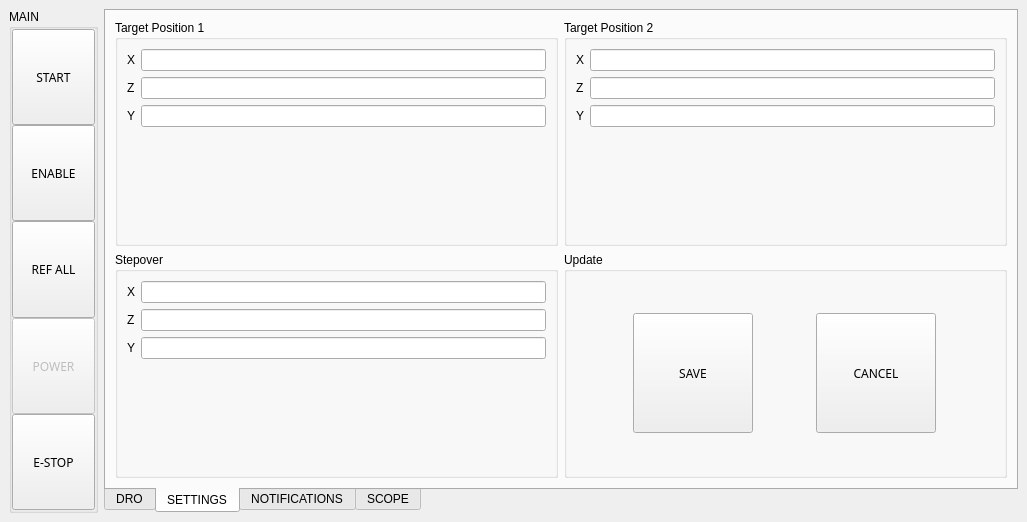
Qt form sg_cnc/sg/mainwindow.ui (digiexchris/grinder_touch) before a commit.
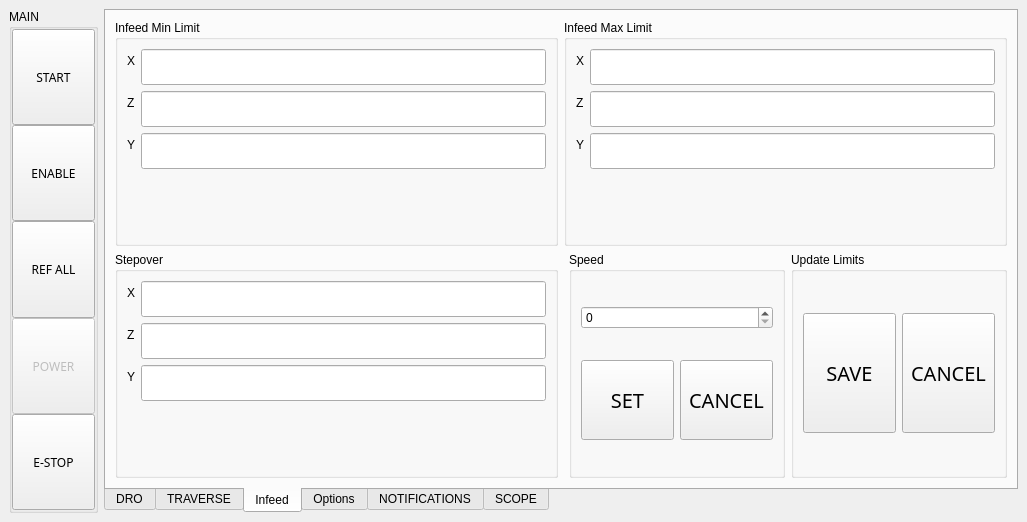
The same form after that commit. Custom widgets are drawn as their Qt base class.

```diff
--- a/sg_cnc/sg/mainwindow.ui
+++ b/sg_cnc/sg/mainwindow.ui
@@ -258,7 +258,7 @@
        <enum>QTabWidget::South</enum>
       </property>
       <property name="currentIndex">
-       <number>1</number>
+       <number>2</number>
       </property>
       <widget class="QWidget" name="tab_0">
        <attribute name="title">
@@ -429,7 +429,7 @@
       </widget>
       <widget class="QWidget" name="tab">
        <attribute name="title">
-        <string>SETTINGS</string>
+        <string>TRAVERSE</string>
        </attribute>
        <layout class="QGridLayout" name="gridLayout_4">
         <item row="0" column="0">
@@ -438,7 +438,7 @@
            <bool>false</bool>
           </property>
           <property name="title">
-           <string>Target Position 1</string>
+           <string>Left Limit</string>
           </property>
           <layout class="QFormLayout" name="formLayout_2">
            <property name="fieldGrowthPolicy">
@@ -456,6 +456,15 @@
            </item>
            <item row="0" column="1">
             <widget class="QLineEdit" name="target1_x_2">
+             <property name="font">
+              <font>
+               <family>Sans</family>
+               <pointsize>15</pointsize>
+               <weight>50</weight>
+               <italic>false</italic>
+               <bold>false</bold>
+              </font>
+             </property>
              <property name="text">
               <string/>
              </property>
@@ -482,6 +491,15 @@
                <verstretch>0</verstretch>
               </sizepolicy>
              </property>
+             <property name="font">
+              <font>
+               <family>Sans</family>
+               <pointsize>15</pointsize>
+               <weight>50</weight>
+               <italic>false</italic>
+               <bold>false</bold>
+              </font>
+             </property>
              <property name="text">
               <string/>
              </property>
@@ -502,6 +520,15 @@
            </item>
            <item row="2" column="1">
             <widget class="QLineEdit" name="target1_y_2">
+             <property name="font">
+              <font>
+               <family>Sans</family>
+               <pointsize>15</pointsize>
+               <weight>50</weight>
+               <italic>false</italic>
+               <bold>false</bold>
+              </font>
+             </property>
              <property name="text">
               <string/>
              </property>
@@ -519,7 +546,7 @@
            <bool>false</bool>
           </property>
           <property name="title">
-           <string>Target Position 2</string>
+           <string>Right Limit</string>
           </property>
           <layout class="QFormLayout" name="formLayout_3">
            <item row="0" column="0">
@@ -534,6 +561,15 @@
            </item>
            <item row="0" column="1">
             <widget class="QLineEdit" name="target2_x">
+             <property name="font">
+              <font>
+               <family>Sans</family>
+               <pointsize>15</pointsize>
+               <weight>50</weight>
+               <italic>false</italic>
+               <bold>false</bold>
+              </font>
+             </property>
              <property name="text">
               <string/>
              </property>
@@ -560,6 +596,15 @@
                <verstretch>0</verstretch>
               </sizepolicy>
              </property>
+             <property name="font">
+              <font>
+               <family>Sans</family>
+               <pointsize>15</pointsize>
+               <weight>50</weight>
+               <italic>false</italic>
+               <bold>false</bold>
+              </font>
+             </property>
              <property name="text">
               <string/>
              </property>
@@ -580,6 +625,387 @@
            </item>
            <item row="2" column="1">
             <widget class="QLineEdit" name="target2_y">
+             <property name="font">
+              <font>
+               <family>Sans</family>
+               <pointsize>15</pointsize>
+               <weight>50</weight>
+               <italic>false</italic>
+               <bold>false</bold>
+              </font>
+             </property>
+             <property name="text">
+              <string/>
+             </property>
+             <property name="echoMode">
+              <enum>QLineEdit::Password</enum>
+             </property>
+            </widget>
+           </item>
+          </layout>
+         </widget>
+        </item>
+        <item row="1" column="1">
+         <widget class="QGroupBox" name="groupBox">
+          <property name="title">
+           <string>Update Limits</string>
+          </property>
+          <layout class="QHBoxLayout" name="horizontalLayout">
+           <item>
+            <widget class="QPushButton" name="save_traverse">
+             <property name="sizePolicy">
+              <sizepolicy hsizetype="Minimum" vsizetype="Minimum">
+               <horstretch>0</horstretch>
+               <verstretch>0</verstretch>
+              </sizepolicy>
+             </property>
+             <property name="maximumSize">
+              <size>
+               <width>120</width>
+               <height>120</height>
+              </size>
+             </property>
+             <property name="font">
+              <font>
+               <family>Sans</family>
+               <pointsize>15</pointsize>
+               <weight>50</weight>
+               <italic>false</italic>
+               <bold>false</bold>
+              </font>
+             </property>
+             <property name="text">
+              <string>Save</string>
+             </property>
+             <property name="checkable">
+              <bool>true</bool>
+             </property>
+            </widget>
+           </item>
+           <item>
+            <widget class="QPushButton" name="cancel_edit_traverse">
+             <property name="sizePolicy">
+              <sizepolicy hsizetype="Minimum" vsizetype="Minimum">
+               <horstretch>0</horstretch>
+               <verstretch>0</verstretch>
+              </sizepolicy>
+             </property>
+             <property name="maximumSize">
+              <size>
+               <width>120</width>
+               <height>120</height>
+              </size>
+             </property>
+             <property name="font">
+              <font>
+               <family>Sans</family>
+               <pointsize>15</pointsize>
+               <weight>50</weight>
+               <italic>false</italic>
+               <bold>false</bold>
+              </font>
+             </property>
+             <property name="text">
+              <string>CANCEL</string>
+             </property>
+             <property name="checkable">
+              <bool>true</bool>
+             </property>
+            </widget>
+           </item>
+          </layout>
+         </widget>
+        </item>
+        <item row="1" column="0">
+         <widget class="QGroupBox" name="groupBox_9">
+          <property name="title">
+           <string>Speed</string>
+          </property>
+          <layout class="QVBoxLayout" name="verticalLayout_3">
+           <item>
+            <widget class="QSpinBox" name="traverse_speed"/>
+           </item>
+           <item>
+            <layout class="QHBoxLayout" name="horizontalLayout_6">
+             <item>
+              <widget class="QPushButton" name="save_traverse_speed">
+               <property name="sizePolicy">
+                <sizepolicy hsizetype="Minimum" vsizetype="Minimum">
+                 <horstretch>0</horstretch>
+                 <verstretch>0</verstretch>
+                </sizepolicy>
+               </property>
+               <property name="maximumSize">
+                <size>
+                 <width>120</width>
+                 <height>80</height>
+                </size>
+               </property>
+               <property name="font">
+                <font>
+                 <family>Sans</family>
+                 <pointsize>15</pointsize>
+                 <weight>50</weight>
+                 <italic>false</italic>
+                 <bold>false</bold>
+                </font>
+               </property>
+               <property name="text">
+                <string>SET</string>
+               </property>
+               <property name="checkable">
+                <bool>true</bool>
+               </property>
+              </widget>
+             </item>
+             <item>
+              <widget class="QPushButton" name="cancel_edit_traverse_speed">
+               <property name="sizePolicy">
+                <sizepolicy hsizetype="Minimum" vsizetype="Minimum">
+                 <horstretch>0</horstretch>
+                 <verstretch>0</verstretch>
+                </sizepolicy>
+               </property>
+               <property name="maximumSize">
+                <size>
+                 <width>120</width>
+                 <height>80</height>
+                </size>
+               </property>
+               <property name="font">
+                <font>
+                 <family>Sans</family>
+                 <pointsize>15</pointsize>
+                 <weight>50</weight>
+                 <italic>false</italic>
+                 <bold>false</bold>
+                </font>
+               </property>
+               <property name="text">
+                <string>CANCEL</string>
+               </property>
+               <property name="checkable">
+                <bool>true</bool>
+               </property>
+              </widget>
+             </item>
+            </layout>
+           </item>
+          </layout>
+         </widget>
+        </item>
+       </layout>
+      </widget>
+      <widget class="QWidget" name="tab_4">
+       <attribute name="title">
+        <string>Infeed</string>
+       </attribute>
+       <layout class="QGridLayout" name="gridLayout_5">
+        <item row="0" column="0">
+         <widget class="QGroupBox" name="groupBox_6">
+          <property name="autoFillBackground">
+           <bool>false</bool>
+          </property>
+          <property name="title">
+           <string>Infeed Min Limit</string>
+          </property>
+          <layout class="QFormLayout" name="formLayout_6">
+           <property name="fieldGrowthPolicy">
+            <enum>QFormLayout::AllNonFixedFieldsGrow</enum>
+           </property>
+           <item row="0" column="0">
+            <widget class="QLabel" name="label_18">
+             <property name="toolTip">
+              <string>AKA Table Left and Right</string>
+             </property>
+             <property name="text">
+              <string>X</string>
+             </property>
+            </widget>
+           </item>
+           <item row="0" column="1">
+            <widget class="QLineEdit" name="infeed_limit_min_x">
+             <property name="font">
+              <font>
+               <family>Sans</family>
+               <pointsize>15</pointsize>
+               <weight>50</weight>
+               <italic>false</italic>
+               <bold>false</bold>
+              </font>
+             </property>
+             <property name="text">
+              <string/>
+             </property>
+             <property name="echoMode">
+              <enum>QLineEdit::Password</enum>
+             </property>
+            </widget>
+           </item>
+           <item row="1" column="0">
+            <widget class="QLabel" name="label_19">
+             <property name="toolTip">
+              <string>AKA Table In and Out</string>
+             </property>
+             <property name="text">
+              <string>Z</string>
+             </property>
+            </widget>
+           </item>
+           <item row="1" column="1">
+            <widget class="QLineEdit" name="infeed_limit_min_z">
+             <property name="sizePolicy">
+              <sizepolicy hsizetype="Expanding" vsizetype="Fixed">
+               <horstretch>0</horstretch>
+               <verstretch>0</verstretch>
+              </sizepolicy>
+             </property>
+             <property name="font">
+              <font>
+               <family>Sans</family>
+               <pointsize>15</pointsize>
+               <weight>50</weight>
+               <italic>false</italic>
+               <bold>false</bold>
+              </font>
+             </property>
+             <property name="text">
+              <string/>
+             </property>
+             <property name="echoMode">
+              <enum>QLineEdit::Password</enum>
+             </property>
+            </widget>
+           </item>
+           <item row="2" column="0">
+            <widget class="QLabel" name="label_20">
+             <property name="toolTip">
+              <string>AKA Spindle Up and Down</string>
+             </property>
+             <property name="text">
+              <string>Y</string>
+             </property>
+            </widget>
+           </item>
+           <item row="2" column="1">
+            <widget class="QLineEdit" name="infeed_limit_min_y">
+             <property name="font">
+              <font>
+               <family>Sans</family>
+               <pointsize>15</pointsize>
+               <weight>50</weight>
+               <italic>false</italic>
+               <bold>false</bold>
+              </font>
+             </property>
+             <property name="text">
+              <string/>
+             </property>
+             <property name="echoMode">
+              <enum>QLineEdit::Password</enum>
+             </property>
+            </widget>
+           </item>
+          </layout>
+         </widget>
+        </item>
+        <item row="0" column="1">
+         <widget class="QGroupBox" name="groupBox_7">
+          <property name="autoFillBackground">
+           <bool>false</bool>
+          </property>
+          <property name="title">
+           <string>Infeed Max Limit</string>
+          </property>
+          <layout class="QFormLayout" name="formLayout_7">
+           <property name="fieldGrowthPolicy">
+            <enum>QFormLayout::AllNonFixedFieldsGrow</enum>
+           </property>
+           <item row="0" column="0">
+            <widget class="QLabel" name="label_21">
+             <property name="toolTip">
+              <string>AKA Table Left and Right</string>
+             </property>
+             <property name="text">
+              <string>X</string>
+             </property>
+            </widget>
+           </item>
+           <item row="0" column="1">
+            <widget class="QLineEdit" name="infeed_limit_min_x_2">
+             <property name="font">
+              <font>
+               <family>Sans</family>
+               <pointsize>15</pointsize>
+               <weight>50</weight>
+               <italic>false</italic>
+               <bold>false</bold>
+              </font>
+             </property>
+             <property name="text">
+              <string/>
+             </property>
+             <property name="echoMode">
+              <enum>QLineEdit::Password</enum>
+             </property>
+            </widget>
+           </item>
+           <item row="1" column="0">
+            <widget class="QLabel" name="label_22">
+             <property name="toolTip">
+              <string>AKA Table In and Out</string>
+             </property>
+             <property name="text">
+              <string>Z</string>
+             </property>
+            </widget>
+           </item>
+           <item row="1" column="1">
+            <widget class="QLineEdit" name="infeed_limit_min_z_2">
+             <property name="sizePolicy">
+              <sizepolicy hsizetype="Expanding" vsizetype="Fixed">
+               <horstretch>0</horstretch>
+               <verstretch>0</verstretch>
+              </sizepolicy>
+             </property>
+             <property name="font">
+              <font>
+               <family>Sans</family>
+               <pointsize>15</pointsize>
+               <weight>50</weight>
+               <italic>false</italic>
+               <bold>false</bold>
+              </font>
+             </property>
+             <property name="text">
+              <string/>
+             </property>
+             <property name="echoMode">
+              <enum>QLineEdit::Password</enum>
+             </property>
+            </widget>
+           </item>
+           <item row="2" column="0">
+            <widget class="QLabel" name="label_23">
+             <property name="toolTip">
+              <string>AKA Spindle Up and Down</string>
+             </property>
+             <property name="text">
+              <string>Y</string>
+             </property>
+            </widget>
+           </item>
+           <item row="2" column="1">
+            <widget class="QLineEdit" name="infeed_limit_min_y_2">
+             <property name="font">
+              <font>
+               <family>Sans</family>
+               <pointsize>15</pointsize>
+               <weight>50</weight>
+               <italic>false</italic>
+               <bold>false</bold>
+              </font>
+             </property>
              <property name="text">
               <string/>
              </property>
@@ -612,6 +1038,15 @@
            </item>
            <item row="0" column="1">
             <widget class="QLineEdit" name="stepover_x">
+             <property name="font">
+              <font>
+               <family>Sans</family>
+               <pointsize>15</pointsize>
+               <weight>50</weight>
+               <italic>false</italic>
+               <bold>false</bold>
+              </font>
+             </property>
              <property name="text">
               <string/>
              </property>
@@ -638,6 +1073,15 @@
                <verstretch>0</verstretch>
               </sizepolicy>
              </property>
+             <property name="font">
+              <font>
+               <family>Sans</family>
+               <pointsize>15</pointsize>
+               <weight>50</weight>
+               <italic>false</italic>
+               <bold>false</bold>
+              </font>
+             </property>
              <property name="text">
               <string/>
              </property>
@@ -658,6 +1102,15 @@
            </item>
            <item row="2" column="1">
             <widget class="QLineEdit" name="stepover_y">
+             <property name="font">
+              <font>
+               <family>Sans</family>
+               <pointsize>15</pointsize>
+               <weight>50</weight>
+               <italic>false</italic>
+               <bold>false</bold>
+              </font>
+             </property>
              <property name="text">
               <string/>
              </property>
@@ -670,76 +1123,264 @@
          </widget>
         </item>
         <item row="1" column="1">
-         <widget class="QGroupBox" name="groupBox">
-          <property name="title">
-           <string>Update</string>
+         <layout class="QHBoxLayout" name="horizontalLayout_7">
+          <property name="leftMargin">
+           <number>5</number>
           </property>
-          <layout class="QHBoxLayout" name="horizontalLayout">
-           <item>
-            <widget class="QPushButton" name="save">
-             <property name="sizePolicy">
-              <sizepolicy hsizetype="Minimum" vsizetype="Minimum">
-               <horstretch>0</horstretch>
-               <verstretch>0</verstretch>
-              </sizepolicy>
-             </property>
-             <property name="maximumSize">
-              <size>
-               <width>120</width>
-               <height>120</height>
-              </size>
-             </property>
-             <property name="font">
-              <font>
-               <family>Sans</family>
-               <weight>50</weight>
-               <italic>false</italic>
-               <bold>false</bold>
-              </font>
-             </property>
-             <property name="text">
-              <string>SAVE</string>
-             </property>
-             <property name="checkable">
-              <bool>true</bool>
-             </property>
-            </widget>
-           </item>
-           <item>
-            <widget class="QPushButton" name="CANCEL">
-             <property name="sizePolicy">
-              <sizepolicy hsizetype="Minimum" vsizetype="Minimum">
-               <horstretch>0</horstretch>
-               <verstretch>0</verstretch>
-              </sizepolicy>
-             </property>
-             <property name="maximumSize">
-              <size>
-               <width>120</width>
-               <height>120</height>
-              </size>
-             </property>
-             <property name="font">
-              <font>
-               <family>Sans</family>
-               <weight>50</weight>
-               <italic>false</italic>
-               <bold>false</bold>
-              </font>
-             </property>
-             <property name="text">
-              <string>CANCEL</string>
-             </property>
-             <property name="checkable">
-              <bool>true</bool>
-             </property>
-            </widget>
-           </item>
-          </layout>
-         </widget>
+          <item>
+           <widget class="QGroupBox" name="groupBox_10">
+            <property name="title">
+             <string>Speed</string>
+            </property>
+            <layout class="QVBoxLayout" name="verticalLayout_4">
+             <item>
+              <widget class="QSpinBox" name="infeed_speed"/>
+             </item>
+             <item>
+              <layout class="QHBoxLayout" name="horizontalLayout_8">
+               <item>
+                <widget class="QPushButton" name="save_infeed_speed">
+                 <property name="sizePolicy">
+                  <sizepolicy hsizetype="Minimum" vsizetype="Minimum">
+                   <horstretch>0</horstretch>
+                   <verstretch>0</verstretch>
+                  </sizepolicy>
+                 </property>
+                 <property name="maximumSize">
+                  <size>
+                   <width>166</width>
+                   <height>80</height>
+                  </size>
+                 </property>
+                 <property name="font">
+                  <font>
+                   <family>Sans</family>
+                   <pointsize>15</pointsize>
+                   <weight>50</weight>
+                   <italic>false</italic>
+                   <bold>false</bold>
+                  </font>
+                 </property>
+                 <property name="text">
+                  <string>SET</string>
+                 </property>
+                 <property name="checkable">
+                  <bool>true</bool>
+                 </property>
+                </widget>
+               </item>
+               <item>
+                <widget class="QPushButton" name="cancel_edit_infeed_speed">
+                 <property name="sizePolicy">
+                  <sizepolicy hsizetype="Minimum" vsizetype="Minimum">
+                   <horstretch>0</horstretch>
+                   <verstretch>0</verstretch>
+                  </sizepolicy>
+                 </property>
+                 <property name="maximumSize">
+                  <size>
+                   <width>120</width>
+                   <height>80</height>
+                  </size>
+                 </property>
+                 <property name="font">
+                  <font>
+                   <family>Sans</family>
+                   <pointsize>15</pointsize>
+                   <weight>50</weight>
+                   <italic>false</italic>
+                   <bold>false</bold>
+                  </font>
+                 </property>
+                 <property name="text">
+                  <string>CANCEL</string>
+                 </property>
+                 <property name="checkable">
+                  <bool>true</bool>
+                 </property>
+                </widget>
+               </item>
+              </layout>
+             </item>
+            </layout>
+           </widget>
+          </item>
+          <item>
+           <widget class="QGroupBox" name="groupBox_8">
+            <property name="title">
+             <string>Update Limits</string>
+            </property>
+            <layout class="QHBoxLayout" name="horizontalLayout_5">
+             <item>
+              <widget class="QPushButton" name="save_infeed">
+               <property name="sizePolicy">
+                <sizepolicy hsizetype="Minimum" vsizetype="Minimum">
+                 <horstretch>0</horstretch>
+                 <verstretch>0</verstretch>
+                </sizepolicy>
+               </property>
+               <property name="maximumSize">
+                <size>
+                 <width>120</width>
+                 <height>120</height>
+                </size>
+               </property>
+               <property name="font">
+                <font>
+                 <family>Sans</family>
+                 <pointsize>15</pointsize>
+                 <weight>50</weight>
+                 <italic>false</italic>
+                 <bold>false</bold>
+                </font>
+               </property>
+               <property name="text">
+                <string>SAVE</string>
+               </property>
+               <property name="checkable">
+                <bool>true</bool>
+               </property>
+              </widget>
+             </item>
+             <item>
+              <widget class="QPushButton" name="cancel_edit_infeed">
+               <property name="sizePolicy">
+                <sizepolicy hsizetype="Minimum" vsizetype="Minimum">
+                 <horstretch>0</horstretch>
+                 <verstretch>0</verstretch>
+                </sizepolicy>
+               </property>
+               <property name="maximumSize">
+                <size>
+                 <width>120</width>
+                 <height>120</height>
+                </size>
+               </property>
+               <property name="font">
+                <font>
+                 <family>Sans</family>
+                 <pointsize>15</pointsize>
+                 <weight>50</weight>
+                 <italic>false</italic>
+                 <bold>false</bold>
+                </font>
+               </property>
+               <property name="text">
+                <string>CANCEL</string>
+               </property>
+               <property name="checkable">
+                <bool>true</bool>
+               </property>
+              </widget>
+             </item>
+            </layout>
+           </widget>
+          </item>
+         </layout>
         </item>
        </layout>
       </widget>
+      <widget class="QWidget" name="tab_3">
+       <attribute name="title">
+        <string>Options</string>
+       </attribute>
+       <widget class="QWidget" name="horizontalLayoutWidget">
+        <property name="geometry">
+         <rect>
+          <x>0</x>
+          <y>0</y>
+          <width>901</width>
+          <height>441</height>
+         </rect>
+        </property>
+        <layout class="QHBoxLayout" name="horizontalLayout_3">
+         <property name="leftMargin">
+          <number>5</number>
+         </property>
+         <property name="topMargin">
+          <number>5</number>
+         </property>
+         <property name="rightMargin">
+          <number>5</number>
+         </property>
+         <property name="bottomMargin">
+          <number>5</number>
+         </property>
+         <item>
+          <layout class="QFormLayout" name="formLayout">
+           <property name="sizeConstraint">
+            <enum>QLayout::SetDefaultConstraint</enum>
+           </property>
+           <item row="0" column="0">
+            <widget class="QLabel" name="infeedTypeLabel">
+             <property name="text">
+              <string>Infeed Type</string>
+             </property>
+            </widget>
+           </item>
+           <item row="0" column="1">
+            <widget class="QComboBox" name="infeed_type">
+             <item>
+              <property name="text">
+               <string>Left and Right Stops</string>
+              </property>
+             </item>
+             <item>
+              <property name="text">
+               <string>Right Stop Only</string>
+              </property>
+             </item>
+             <item>
+              <property name="text">
+               <string>Left Stop Only</string>
+              </property>
+             </item>
+             <item>
+              <property name="text">
+               <string>None</string>
+              </property>
+             </item>
+            </widget>
+           </item>
+           <item row="1" column="0">
+            <widget class="QLabel" name="infeedRepeatLabel_2">
+             <property name="text">
+              <string>Infeed Repeat</string>
+             </property>
+            </widget>
+           </item>
+           <item row="1" column="1">
+            <widget class="QComboBox" name="infeed_reverse">
+             <item>
+              <property name="text">
+               <string>Reverse At Either</string>
+              </property>
+             </item>
+             <item>
+              <property name="text">
+               <string>Restart At Min</string>
+              </property>
+             </item>
+             <item>
+              <property name="text">
+               <string>Restart At Max</string>
+              </property>
+             </item>
+             <item>
+              <property name="text">
+               <string>None</string>
+              </property>
+             </item>
+            </widget>
+           </item>
+          </layout>
+         </item>
+         <item>
+          <layout class="QFormLayout" name="formLayout_5"/>
+         </item>
+        </layout>
+       </widget>
+      </widget>
       <widget class="QWidget" name="tab_1">
        <attribute name="title">
         <string>NOTIFICATIONS</string>
```
